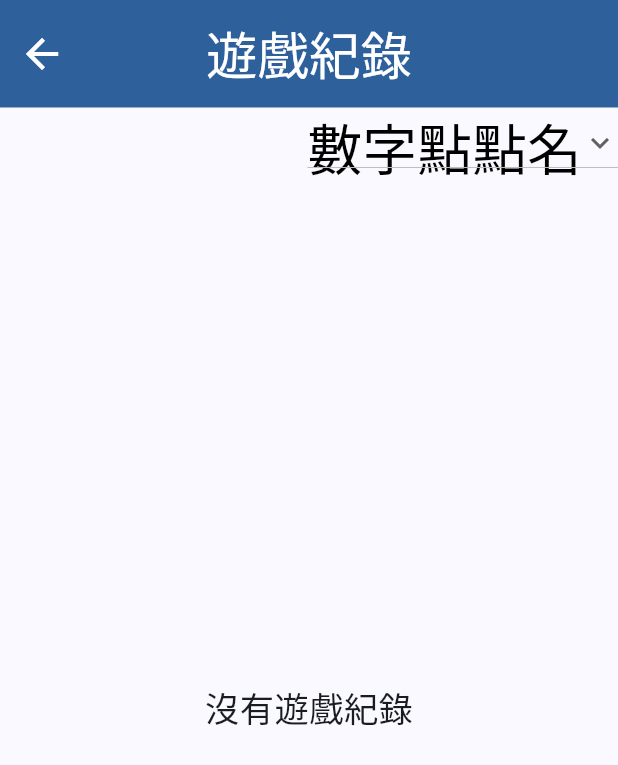
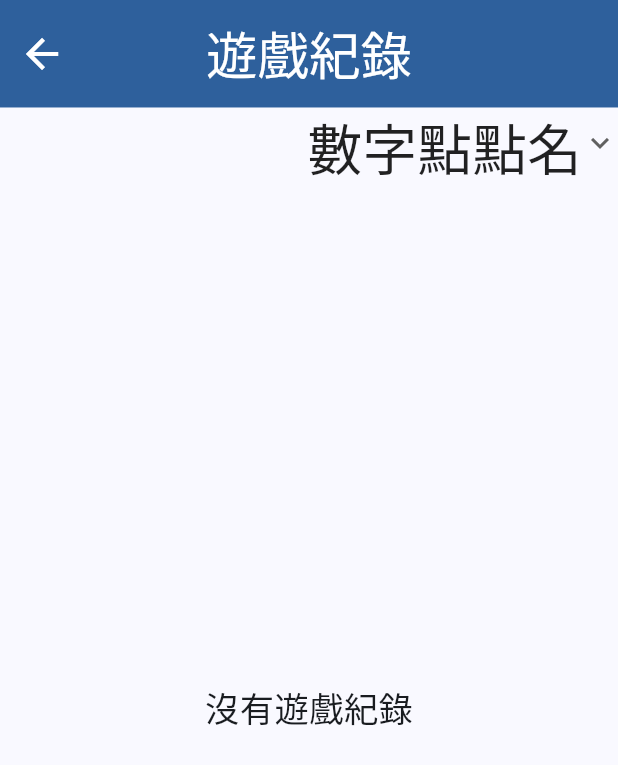
Before and after one commit to xwpi22/HEApp, a Flutter app: the AccountView screen opened by its route, after a tap on an icon or button, on a phone screen of 412 x 824 dp. Shown: the top 765 px of the screen. Run offline on Flutter 3.47's test engine with Material 3 defaults, Android fonts, the light colour scheme and no system bars; our stand-ins replace firebase_auth, firebase_core, flutter_screenutil, google_fonts, image_picker, material_design_icons_flutter and 2 more; missing offline and left inert: mobile_scanner; accounts and stored records are empty; generated files the repository leaves out were written again; network calls fail.

Commit message:
upgrade flutter sdk && add game records to account view

```diff
--- a/lib/views/account_view/account_view.dart
+++ b/lib/views/account_view/account_view.dart
@@ -277,6 +277,7 @@ class _AccountViewState extends State<AccountView> {
                               ),
                             ),
                           ),
+                          SizedBox(width: 10.0.w),
                           ElevatedButton(
                             style: ElevatedButton.styleFrom(
                               maximumSize: Size(120.w, 120.h),
@@ -306,7 +307,7 @@ class _AccountViewState extends State<AccountView> {
                               ),
                             ),
                           ),
-                          const SizedBox(width: 10.0),
+                          SizedBox(width: 10.0.w),
                           ElevatedButton(
                             style: ElevatedButton.styleFrom(
                               maximumSize: Size(120.w, 120.h),
--- a/lib/views/game_home_view/games_home_view.dart
+++ b/lib/views/game_home_view/games_home_view.dart
@@ -51,7 +51,7 @@ class _GamesHomeViewState extends State<GamesHomeView> {
             ElevatedButton(
               style: ElevatedButton.styleFrom(
                 maximumSize:
-                    Size(200.w, 80.h), // Use ScreenUtil for responsive size
+                    Size(220.w, 80.h), // Use ScreenUtil for responsive size
                 minimumSize: Size(160.w, 60.h),
                 backgroundColor: Color(0xFF2E609C),
                 padding: EdgeInsets.all(20.0),
@@ -81,7 +81,7 @@ class _GamesHomeViewState extends State<GamesHomeView> {
             ElevatedButton(
               style: ElevatedButton.styleFrom(
                 maximumSize:
-                    Size(200.w, 80.h), // Use ScreenUtil for responsive size
+                    Size(220.w, 80.h), // Use ScreenUtil for responsive size
                 minimumSize: Size(160.w, 60.h),
                 backgroundColor: Color(0xFF2E609C),
                 padding: EdgeInsets.all(20.0),
@@ -111,7 +111,7 @@ class _GamesHomeViewState extends State<GamesHomeView> {
             ElevatedButton(
               style: ElevatedButton.styleFrom(
                 maximumSize:
-                    Size(200.w, 80.h), // Use ScreenUtil for responsive size
+                    Size(220.w, 80.h), // Use ScreenUtil for responsive size
                 minimumSize: Size(160.w, 60.h),
                 backgroundColor: Color(0xFF2E609C),
                 padding: EdgeInsets.all(20.0),
--- a/lib/views/login_email_view/qrcodescanning_view.dart
+++ b/lib/views/login_email_view/qrcodescanning_view.dart
@@ -54,7 +54,9 @@ class _QrcodeScanningState extends State<QrcodeScanning> {
                 width: scanSize,
                 height: scanSize,
                 child: MobileScanner(
-                  controller: MobileScannerController(),
+                  controller: MobileScannerController(
+                    detectionSpeed: DetectionSpeed.normal,
+                  ),
                   scanWindow: Rect.fromLTWH(0, 0, scanSize, scanSize),
                   onDetect: (capture) {
                     final barcode = capture.barcodes.first;
--- a/lib/views/records_view/records_view.dart
+++ b/lib/views/records_view/records_view.dart
@@ -117,11 +117,12 @@ class _DropdownButtonOfGameListState extends State<DropdownButtonOfGameList> {
       mainAxisAlignment:
           MainAxisAlignment.end, // Align the dropdown to the right
       children: [
-        DropdownButton<int>(
+        DropdownButtonHideUnderline(
+          child: DropdownButton<int>(
             value: dropdownIndex, // dropdownIndex as int
             icon: const Icon(Icons.expand_more),
             elevation: 16,
-          style: const TextStyle(color: Colors.black),
+            style: const TextStyle(color: Colors.black87),
             onChanged: (int? value) {
               if (value != null) {
                 setState(() {
@@ -134,17 +135,20 @@ class _DropdownButtonOfGameListState extends State<DropdownButtonOfGameList> {
               return DropdownMenuItem<int>(
                 value: index, // The index of the game in the list
                 child: Text(
-                gameMap.entries.elementAt(index).value, // Display the game name
+                  gameMap.entries
+                      .elementAt(index)
+                      .value, // Display the game name
                   style: TextStyle(
                     fontSize: 32.sp,
                     color: dropdownIndex == index
-                      ? Colors.black
+                        ? Colors.black87
                         : Colors.grey, // Black for selected, grey for others
                   ),
                 ),
               );
             }),
           ),
+        ),
       ],
     );
   }
--- a/pubspec.yaml
+++ b/pubspec.yaml
@@ -46,7 +46,10 @@ dependencies:
   firebase_auth: ^5.3.1
   numberpicker: ^2.1.2
   responsive_framework: ^1.1.1
-  mobile_scanner: ^3.5.2
+  mobile_scanner:
+    git:
+      url: https://github.com/juliansteenbakker/mobile_scanner.git
+      ref: develop
 
 dev_dependencies:
   flutter_test:
```
Also changed, not shown: pubspec.lock, 3 other files. Lines whose indentation alone changed are shown as unchanged.
